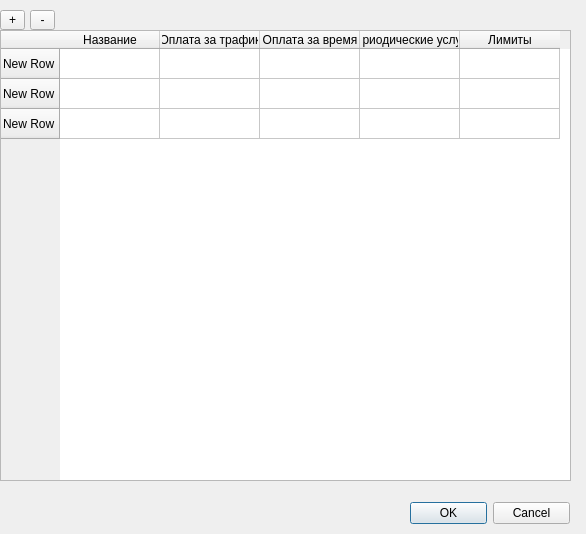
brat002/ExpertBilling, file mdi/tp_list.ui: the form before one commit.
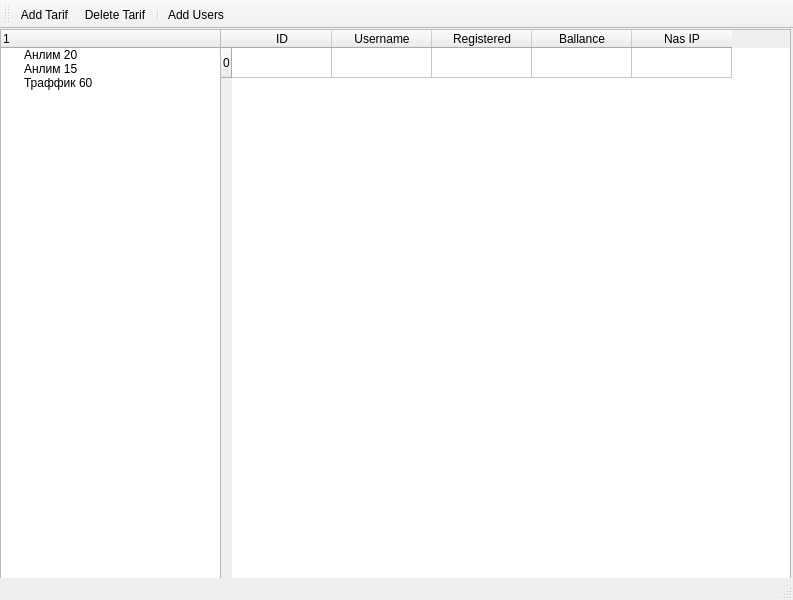
The form after the commit. Icons and pictures are not drawn.

What changed in the file:
```diff
--- a/mdi/tp_list.ui
+++ b/mdi/tp_list.ui
@@ -1,109 +1,145 @@
 <ui version="4.0" >
- <class>Dialog</class>
- <widget class="QDialog" name="Dialog" >
+ <class>MainWindow</class>
+ <widget class="QMainWindow" name="MainWindow" >
   <property name="geometry" >
    <rect>
     <x>0</x>
     <y>0</y>
-    <width>586</width>
-    <height>534</height>
+    <width>793</width>
+    <height>600</height>
    </rect>
   </property>
   <property name="windowTitle" >
    <string>Dialog</string>
   </property>
-  <widget class="QDialogButtonBox" name="buttonBox" >
+  <widget class="QWidget" name="centralwidget" >
+   <widget class="QTreeWidget" name="tarif_treeWidget" >
    <property name="geometry" >
     <rect>
-     <x>410</x>
-     <y>500</y>
-     <width>160</width>
-     <height>26</height>
-    </rect>
-   </property>
-   <property name="orientation" >
-    <enum>Qt::Horizontal</enum>
-   </property>
-   <property name="standardButtons" >
-    <set>QDialogButtonBox::Cancel|QDialogButtonBox::NoButton|QDialogButtonBox::Ok</set>
-   </property>
+      <x>0</x>
+      <y>0</y>
+      <width>221</width>
+      <height>551</height>
+     </rect>
+    </property>
+    <column>
+     <property name="text" >
+      <string/>
+     </property>
+    </column>
+    <item>
+     <property name="text" >
+      <string>Анлим 20</string>
+     </property>
+    </item>
+    <item>
+     <property name="text" >
+      <string>Анлим 15</string>
+     </property>
+    </item>
+    <item>
+     <property name="text" >
+      <string>Траффик 60</string>
+     </property>
+    </item>
   </widget>
   <widget class="QTableWidget" name="tableWidget" >
    <property name="geometry" >
     <rect>
-     <x>0</x>
-     <y>30</y>
+      <x>220</x>
+      <y>0</y>
      <width>571</width>
-     <height>451</height>
+      <height>551</height>
     </rect>
    </property>
    <row>
     <property name="text" >
-     <string>New Row</string>
-    </property>
-   </row>
-   <row>
-    <property name="text" >
-     <string>New Row</string>
-    </property>
-   </row>
-   <row>
-    <property name="text" >
-     <string>New Row</string>
-    </property>
-   </row>
+      <string>0</string>
+     </property>
+    </row>
    <column>
     <property name="text" >
-     <string>Название</string>
+      <string>ID</string>
     </property>
    </column>
    <column>
     <property name="text" >
-     <string>Оплата за трафик</string>
+      <string>Username</string>
     </property>
    </column>
    <column>
     <property name="text" >
-     <string>Оплата за время</string>
+      <string>Registered</string>
     </property>
    </column>
    <column>
     <property name="text" >
-     <string>Периодические услуги</string>
+      <string>Ballance</string>
     </property>
    </column>
    <column>
     <property name="text" >
-     <string>Лимиты</string>
+      <string>Nas IP</string>
     </property>
    </column>
   </widget>
-  <widget class="QToolButton" name="toolButton" >
+  </widget>
+  <widget class="QMenuBar" name="menubar" >
    <property name="geometry" >
     <rect>
      <x>0</x>
-     <y>10</y>
-     <width>25</width>
-     <height>20</height>
+     <y>0</y>
+     <width>793</width>
+     <height>21</height>
     </rect>
    </property>
-   <property name="text" >
-    <string>+</string>
+  </widget>
+  <widget class="QStatusBar" name="statusbar" />
+  <widget class="QToolBar" name="toolBar" >
+   <property name="windowTitle" >
+    <string>toolBar</string>
    </property>
+   <attribute name="toolBarArea" >
+    <enum>TopToolBarArea</enum>
+   </attribute>
+   <attribute name="toolBarBreak" >
+    <bool>false</bool>
+   </attribute>
+   <addaction name="actionAddTP" />
+   <addaction name="actionDelTP" />
+   <addaction name="separator" />
+   <addaction name="actionAddUsers" />
   </widget>
-  <widget class="QToolButton" name="toolButton_2" >
-   <property name="geometry" >
-    <rect>
-     <x>30</x>
-     <y>10</y>
-     <width>25</width>
-     <height>20</height>
-    </rect>
+  <action name="actionAddTP" >
+   <property name="icon" >
+    <iconset>images/add.png</iconset>
    </property>
    <property name="text" >
-    <string>-</string>
+    <string>Add Tarif</string>
    </property>
-  </widget>
+  </action>
+  <action name="actionDelTP" >
+   <property name="icon" >
+    <iconset>images/del.png</iconset>
+   </property>
+   <property name="text" >
+    <string>Delete Tarif</string>
+   </property>
+  </action>
+  <action name="actionAddUsers" >
+   <property name="checkable" >
+    <bool>false</bool>
+   </property>
+   <property name="checked" >
+    <bool>false</bool>
+   </property>
+   <property name="icon" >
+    <iconset>images/add.png</iconset>
+   </property>
+   <property name="text" >
+    <string>Add Users</string>
+   </property>
+  </action>
  </widget>
  <resources/>
  <connections>
```
Left out of the diff: 37 changed lines with no effect on the pictures. Lines whose indentation alone changed are shown as unchanged.
